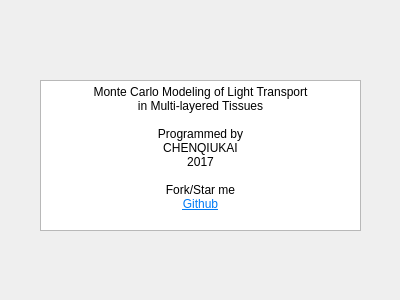
Before: the Qt Designer form mainwidgets/about.ui in SimonCqk/Photon_Propagation_Simulation, drawn with Qt 5.
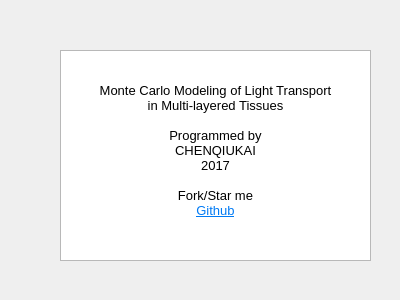
After: the same form once the commit is applied.

Commit message: add hyperlink support

What changed in the file:
```diff
--- a/mainwidgets/about.ui
+++ b/mainwidgets/about.ui
@@ -16,26 +16,33 @@
   <widget class="QTextBrowser" name="textBrowser">
    <property name="geometry">
     <rect>
-     <x>40</x>
-     <y>80</y>
-     <width>321</width>
-     <height>151</height>
+     <x>60</x>
+     <y>50</y>
+     <width>311</width>
+     <height>211</height>
     </rect>
    </property>
+   <property name="font">
+    <font>
+     <family>Microsoft YaHei UI</family>
+    </font>
+   </property>
    <property name="html">
     <string>&lt;!DOCTYPE HTML PUBLIC &quot;-//W3C//DTD HTML 4.0//EN&quot; &quot;http://www.w3.org/TR/REC-html40/strict.dtd&quot;&gt;
 &lt;html&gt;&lt;head&gt;&lt;meta name=&quot;qrichtext&quot; content=&quot;1&quot; /&gt;&lt;style type=&quot;text/css&quot;&gt;
 p, li { white-space: pre-wrap; }
-&lt;/style&gt;&lt;/head&gt;&lt;body style=&quot; font-family:'SimSun'; font-size:9pt; font-weight:400; font-style:normal;&quot;&gt;
-&lt;p align=&quot;center&quot; style=&quot; margin-top:0px; margin-bottom:0px; margin-left:0px; margin-right:0px; -qt-block-indent:0; text-indent:0px;&quot;&gt;Monte Carlo Modeling of Light Transport&lt;/p&gt;
-&lt;p align=&quot;center&quot; style=&quot; margin-top:0px; margin-bottom:0px; margin-left:0px; margin-right:0px; -qt-block-indent:0; text-indent:0px;&quot;&gt;in Multi-layered Tissues&lt;/p&gt;
-&lt;p align=&quot;center&quot; style=&quot;-qt-paragraph-type:empty; margin-top:0px; margin-bottom:0px; margin-left:0px; margin-right:0px; -qt-block-indent:0; text-indent:0px;&quot;&gt;&lt;br /&gt;&lt;/p&gt;
-&lt;p align=&quot;center&quot; style=&quot; margin-top:0px; margin-bottom:0px; margin-left:0px; margin-right:0px; -qt-block-indent:0; text-indent:0px;&quot;&gt;Programmed by&lt;/p&gt;
-&lt;p align=&quot;center&quot; style=&quot; margin-top:0px; margin-bottom:0px; margin-left:0px; margin-right:0px; -qt-block-indent:0; text-indent:0px;&quot;&gt;CHENQIUKAI&lt;/p&gt;
-&lt;p align=&quot;center&quot; style=&quot; margin-top:0px; margin-bottom:0px; margin-left:0px; margin-right:0px; -qt-block-indent:0; text-indent:0px;&quot;&gt;2017&lt;/p&gt;
-&lt;p align=&quot;center&quot; style=&quot;-qt-paragraph-type:empty; margin-top:0px; margin-bottom:0px; margin-left:0px; margin-right:0px; -qt-block-indent:0; text-indent:0px;&quot;&gt;&lt;br /&gt;&lt;/p&gt;
-&lt;p align=&quot;center&quot; style=&quot; margin-top:0px; margin-bottom:0px; margin-left:0px; margin-right:0px; -qt-block-indent:0; text-indent:0px;&quot;&gt;Fork/Star me&lt;/p&gt;
-&lt;p align=&quot;center&quot; style=&quot; margin-top:0px; margin-bottom:0px; margin-left:0px; margin-right:0px; -qt-block-indent:0; text-indent:0px;&quot;&gt;&lt;a href=&quot;https://github.com/SimonCqk/Model_of_LightTransport&quot;&gt;&lt;span style=&quot; text-decoration: underline; color:#007af4;&quot;&gt;Github&lt;/span&gt;&lt;/a&gt;&lt;/p&gt;&lt;/body&gt;&lt;/html&gt;</string>
+&lt;/style&gt;&lt;/head&gt;&lt;body style=&quot; font-family:'Microsoft YaHei UI'; font-size:9pt; font-weight:400; font-style:normal;&quot;&gt;
+&lt;p align=&quot;center&quot; style=&quot;-qt-paragraph-type:empty; margin-top:0px; margin-bottom:0px; margin-left:0px; margin-right:0px; -qt-block-indent:0; text-indent:0px; font-family:'SimSun';&quot;&gt;&lt;br /&gt;&lt;/p&gt;
+&lt;p align=&quot;center&quot; style=&quot;-qt-paragraph-type:empty; margin-top:0px; margin-bottom:0px; margin-left:0px; margin-right:0px; -qt-block-indent:0; text-indent:0px; font-family:'SimSun';&quot;&gt;&lt;br /&gt;&lt;/p&gt;
+&lt;p align=&quot;center&quot; style=&quot; margin-top:0px; margin-bottom:0px; margin-left:0px; margin-right:0px; -qt-block-indent:0; text-indent:0px;&quot;&gt;&lt;span style=&quot; font-family:'SimSun'; font-size:10pt;&quot;&gt;Monte Carlo Modeling of Light Transport&lt;/span&gt;&lt;/p&gt;
+&lt;p align=&quot;center&quot; style=&quot; margin-top:0px; margin-bottom:0px; margin-left:0px; margin-right:0px; -qt-block-indent:0; text-indent:0px;&quot;&gt;&lt;span style=&quot; font-family:'SimSun'; font-size:10pt;&quot;&gt;in Multi-layered Tissues&lt;/span&gt;&lt;/p&gt;
+&lt;p align=&quot;center&quot; style=&quot;-qt-paragraph-type:empty; margin-top:0px; margin-bottom:0px; margin-left:0px; margin-right:0px; -qt-block-indent:0; text-indent:0px; font-family:'SimSun'; font-size:10pt;&quot;&gt;&lt;br /&gt;&lt;/p&gt;
+&lt;p align=&quot;center&quot; style=&quot; margin-top:0px; margin-bottom:0px; margin-left:0px; margin-right:0px; -qt-block-indent:0; text-indent:0px;&quot;&gt;&lt;span style=&quot; font-family:'SimSun'; font-size:10pt;&quot;&gt;Programmed by&lt;/span&gt;&lt;/p&gt;
+&lt;p align=&quot;center&quot; style=&quot; margin-top:0px; margin-bottom:0px; margin-left:0px; margin-right:0px; -qt-block-indent:0; text-indent:0px;&quot;&gt;&lt;span style=&quot; font-family:'SimSun'; font-size:10pt;&quot;&gt;CHENQIUKAI&lt;/span&gt;&lt;/p&gt;
+&lt;p align=&quot;center&quot; style=&quot; margin-top:0px; margin-bottom:0px; margin-left:0px; margin-right:0px; -qt-block-indent:0; text-indent:0px;&quot;&gt;&lt;span style=&quot; font-family:'SimSun'; font-size:10pt;&quot;&gt;2017&lt;/span&gt;&lt;/p&gt;
+&lt;p align=&quot;center&quot; style=&quot;-qt-paragraph-type:empty; margin-top:0px; margin-bottom:0px; margin-left:0px; margin-right:0px; -qt-block-indent:0; text-indent:0px; font-family:'SimSun'; font-size:10pt;&quot;&gt;&lt;br /&gt;&lt;/p&gt;
+&lt;p align=&quot;center&quot; style=&quot; margin-top:0px; margin-bottom:0px; margin-left:0px; margin-right:0px; -qt-block-indent:0; text-indent:0px;&quot;&gt;&lt;span style=&quot; font-family:'SimSun'; font-size:10pt;&quot;&gt;Fork/Star me&lt;/span&gt;&lt;/p&gt;
+&lt;p align=&quot;center&quot; style=&quot; margin-top:0px; margin-bottom:0px; margin-left:0px; margin-right:0px; -qt-block-indent:0; text-indent:0px;&quot;&gt;&lt;a href=&quot;https://github.com/SimonCqk/Model_of_LightTransport&quot;&gt;&lt;span style=&quot; font-family:'SimSun'; font-size:10pt; text-decoration: underline; color:#007af4;&quot;&gt;Github&lt;/span&gt;&lt;/a&gt;&lt;/p&gt;&lt;/body&gt;&lt;/html&gt;</string>
    </property>
   </widget>
  </widget>
```
The commit also changes 2 other files.
